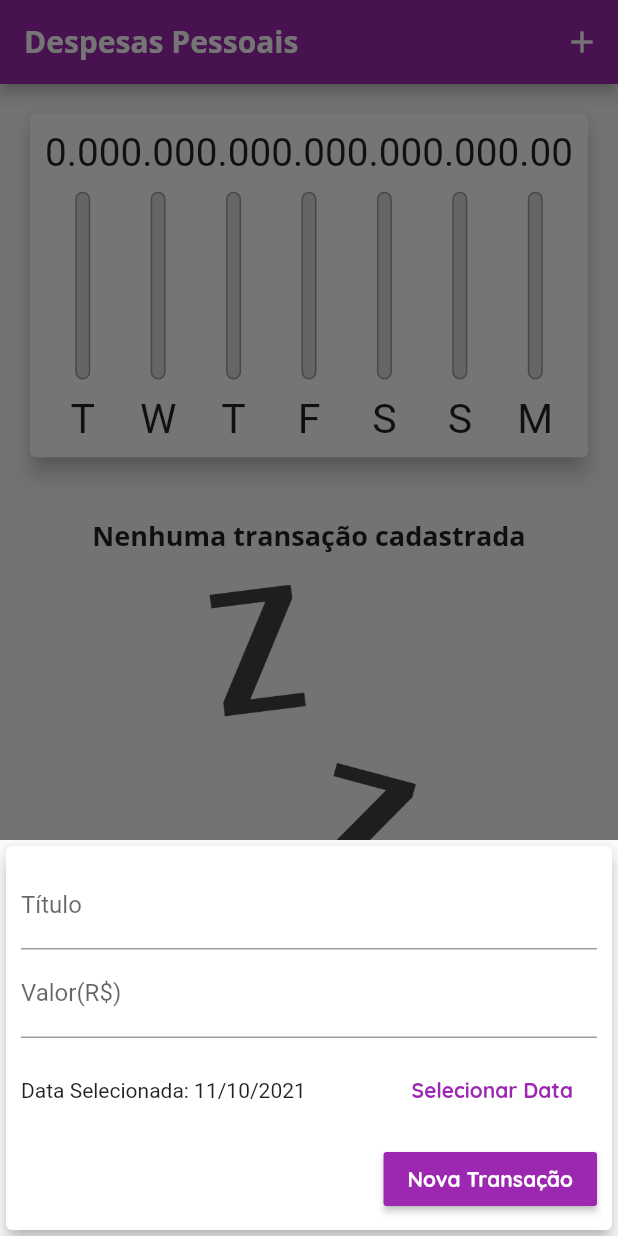
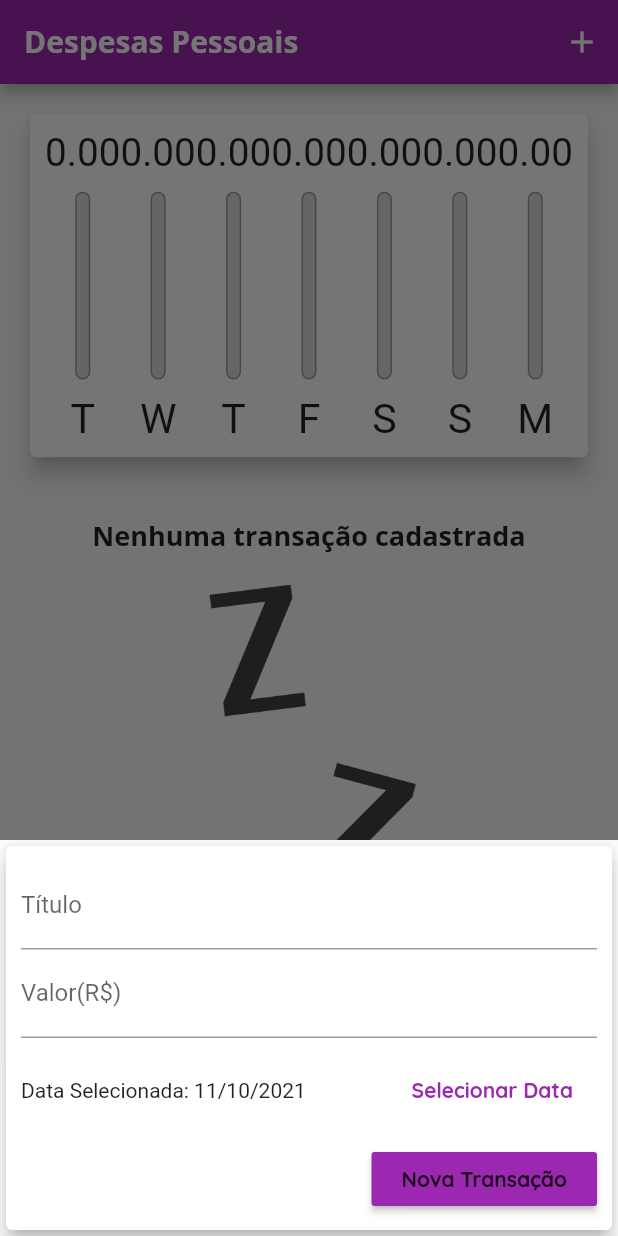
Before and after one commit to huayans/Expenses, a Flutter app: the screen it shows after launch, after a tap on the "add" icon, on a phone screen of 412 x 824 dp. Run offline on Flutter 3.47's test engine with Material 2 defaults, Android fonts, the phone set to English and light mode, and no system bars.

Commit message:
criação de adaptative button date e text field

```diff
--- /dev/null
+++ b/lib/components/adaptative_button.dart
@@ -0,0 +1,31 @@
+import 'package:flutter/cupertino.dart';
+import 'package:flutter/material.dart';
+import 'dart:io';
+
+class AdaptativeButton extends StatelessWidget {
+  final String label;
+  final Function() onPressed;
+
+  AdaptativeButton({
+    required this.label,
+    required this.onPressed,
+  });
+
+  @override
+  Widget build(BuildContext context) {
+    return Platform.isIOS
+        ? CupertinoButton(
+            child: Text(label),
+            onPressed: onPressed,
+          )
+        : RaisedButton(
+            color: Theme.of(context).primaryColor,
+            padding: EdgeInsets.symmetric(
+              horizontal: 20,
+            ),
+            /* textColor: Theme.of(context).textTheme.button.color, */
+            child: Text(label),
+            onPressed: onPressed,
+          );
+  }
+}
--- /dev/null
+++ b/lib/components/adaptative_date_picker.dart
@@ -0,0 +1,67 @@
+import 'package:flutter/material.dart';
+import 'dart:io';
+import 'package:flutter/cupertino.dart';
+import 'package:intl/intl.dart';
+
+class AdaptativeDatePicker extends StatelessWidget {
+  final DateTime selectedDate;
+  final Function(DateTime) onDateChanged;
+
+  AdaptativeDatePicker({
+    required this.selectedDate,
+    required this.onDateChanged,
+  });
+
+  _showDatePicker(BuildContext context) {
+    showDatePicker(
+      context: context,
+      initialDate: DateTime.now(),
+      firstDate: DateTime(2019),
+      lastDate: DateTime.now(),
+    ).then(
+      (pickedDate) {
+        if (pickedDate == null) {
+          return;
+        }
+        onDateChanged(pickedDate);
+      },
+    );
+  }
+
+  @override
+  Widget build(BuildContext context) {
+    return Platform.isIOS
+        ? Container(
+            height: 180,
+            child: CupertinoDatePicker(
+              mode: CupertinoDatePickerMode.date,
+              initialDateTime: DateTime.now(),
+              minimumDate: DateTime(2019),
+              maximumDate: DateTime.now(),
+              onDateTimeChanged: onDateChanged,
+            ),
+          )
+        : Container(
+            height: 70,
+            child: Row(
+              children: [
+                Expanded(
+                  child: Text(
+                    selectedDate == null
+                        ? 'Nenuma Data Selecionada'
+                        : 'Data Selecionada: ${DateFormat('dd/MM/y').format(selectedDate)}',
+                  ),
+                ),
+                FlatButton(
+                  textColor: Theme.of(context).primaryColor,
+                  child: Text(
+                    'Selecionar Data',
+                    style: TextStyle(fontWeight: FontWeight.bold),
+                  ),
+                  onPressed: () => _showDatePicker(context),
+                ),
+              ],
+            ),
+          );
+  }
+}
--- /dev/null
+++ b/lib/components/adaptative_text_field.dart
@@ -0,0 +1,45 @@
+import 'package:flutter/material.dart';
+import 'dart:io';
+import 'package:flutter/cupertino.dart';
+
+class AdaptativeTextField extends StatelessWidget {
+  final String label;
+  final TextEditingController controller;
+  final TextInputType keyboardType;
+  final Function(String) onSubmitted;
+
+  AdaptativeTextField({
+    required this.controller,
+    this.keyboardType = TextInputType.text,
+    required this.onSubmitted,
+    required this.label,
+  });
+
+  @override
+  Widget build(BuildContext context) {
+    return Platform.isIOS
+        ? Padding(
+            padding: const EdgeInsets.only(
+              bottom: 10,
+            ),
+            child: CupertinoTextField(
+              controller: controller,
+              keyboardType: keyboardType,
+              onSubmitted: onSubmitted,
+              placeholder: label,
+              padding: EdgeInsets.symmetric(
+                horizontal: 6,
+                vertical: 12,
+              ),
+            ),
+          )
+        : TextField(
+            controller: controller,
+            keyboardType: keyboardType,
+            onSubmitted: onSubmitted,
+            decoration: InputDecoration(
+              labelText: label,
+            ),
+          );
+  }
+}
--- a/lib/components/transaction_form.dart
+++ b/lib/components/transaction_form.dart
@@ -1,5 +1,8 @@
 import 'package:flutter/material.dart';
-import 'package:intl/intl.dart';
+
+import 'adaptative_button.dart';
+import 'adaptative_text_field.dart';
+import 'adaptative_date_picker.dart';
 
 class TransactionForm extends StatefulWidget {
   final void Function(String, double, DateTime) onSubmit;
@@ -27,24 +30,6 @@ class _TransactionFormState extends State<TransactionForm> {
     widget.onSubmit(title, value, _selectedDate);
   }
 
-  _showDatePicker() {
-    showDatePicker(
-      context: context,
-      initialDate: DateTime.now(),
-      firstDate: DateTime(2019),
-      lastDate: DateTime.now(),
-    ).then(
-      (pickedDate) {
-        if (pickedDate == null) {
-          return;
-        }
-        setState(() {
-          _selectedDate = pickedDate;
-        });
-      },
-    );
-  }
-
   @override
   Widget build(BuildContext context) {
     return SingleChildScrollView(
@@ -59,52 +44,29 @@ class _TransactionFormState extends State<TransactionForm> {
           ),
           child: Column(
             children: [
-              TextField(
+              AdaptativeTextField(
                 controller: _titleController,
                 onSubmitted: (_) => _submitForm(),
-                decoration: InputDecoration(
-                  labelText: ('Título'),
-                ),
+                label: 'Título',
               ),
-              TextField(
+              AdaptativeTextField(
+                label: 'Valor(R\$)',
                 controller: _valueController,
                 keyboardType: TextInputType.numberWithOptions(decimal: true),
                 onSubmitted: (_) => _submitForm(),
-                decoration: InputDecoration(
-                  labelText: ('Valor(R\$)'),
-                ),
               ),
-              Container(
-                height: 70,
-                child: Row(
-                  children: [
-                    Expanded(
-                      child: Text(
-                        _selectedDate == null
-                            ? 'Nenuma Data Selecionada'
-                            : 'Data Selecionada: ${DateFormat('dd/MM/y').format(_selectedDate)}',
-                      ),
-                    ),
-                    FlatButton(
-                      textColor: Theme.of(context).primaryColor,
-                      child: Text(
-                        'Selecionar Data',
-                        style: TextStyle(fontWeight: FontWeight.bold),
-                      ),
-                      onPressed: _showDatePicker,
-                    ),
-                  ],
-                ),
-              ),
+              AdaptativeDatePicker(
+                  selectedDate: _selectedDate,
+                  onDateChanged: (newDate) {
+                    setState(() {
+                      _selectedDate = newDate;
+                    });
+                  }),
               Row(
                 mainAxisAlignment: MainAxisAlignment.end,
                 children: [
-                  RaisedButton(
-                    onPressed: _submitForm,
-                    child: Text('Nova Transação'),
-                    color: Theme.of(context).primaryColor,
-                    textColor: Colors.white,
-                  ),
+                  AdaptativeButton(
+                      label: 'Nova Transação', onPressed: _submitForm),
                 ],
               )
             ],
```
